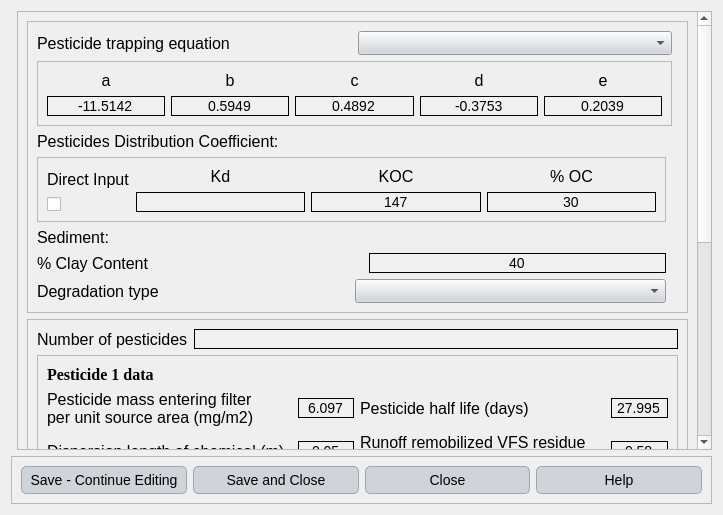
Old version of the form ui/water_quality.ui in the repository Inigobarbe/VFSMOD-GUI.
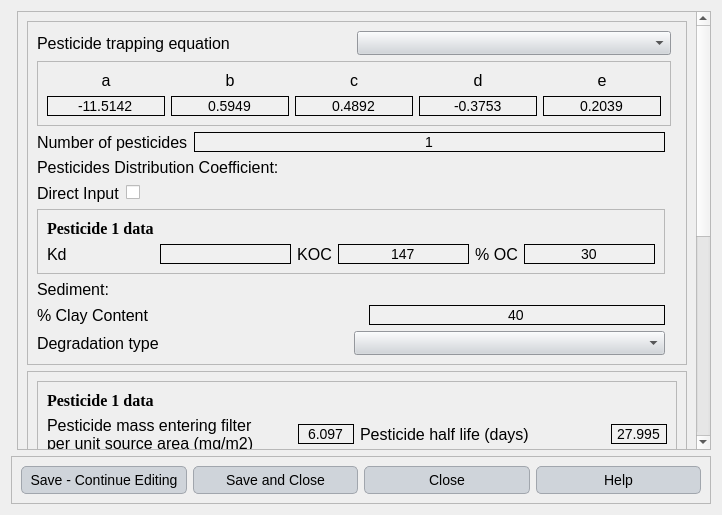
New version of the form.

What changed in the file:
```diff
--- a/ui/water_quality.ui
+++ b/ui/water_quality.ui
@@ -6,7 +6,7 @@
    <rect>
     <x>0</x>
     <y>0</y>
-    <width>723</width>
+    <width>722</width>
     <height>515</height>
    </rect>
   </property>
@@ -167,8 +167,8 @@
        <rect>
         <x>0</x>
         <y>0</y>
-        <width>680</width>
-        <height>842</height>
+        <width>679</width>
+        <height>870</height>
        </rect>
       </property>
       <layout class="QGridLayout" name="gridLayout_7">
@@ -266,20 +266,6 @@
             </item>
            </widget>
           </item>
-          <item row="0" column="0">
-           <layout class="QHBoxLayout" name="horizontalLayout_12">
-            <item>
-             <widget class="QLabel" name="label_23">
-              <property name="text">
-               <string>Number of pesticides</string>
-              </property>
-             </widget>
-            </item>
-            <item>
-             <widget class="QLineEdit" name="number_pesticides"/>
-            </item>
-           </layout>
-          </item>
           <item row="4" column="0">
            <spacer name="verticalSpacer">
             <property name="orientation">
@@ -560,14 +546,7 @@
           <enum>QFrame::Raised</enum>
          </property>
          <layout class="QGridLayout" name="gridLayout_3">
-          <item row="4" column="0">
-           <widget class="QLabel" name="label_2">
-            <property name="text">
-             <string>Sediment:</string>
-            </property>
-           </widget>
-          </item>
-          <item row="5" column="0">
+          <item row="7" column="0">
            <layout class="QHBoxLayout" name="horizontalLayout">
             <item>
              <widget class="QLabel" name="label_7">
@@ -594,6 +573,33 @@
             </item>
            </layout>
           </item>
+          <item row="5" column="3">
+           <spacer name="horizontalSpacer_2">
+            <property name="orientation">
+             <enum>Qt::Horizontal</enum>
+            </property>
+            <property name="sizeHint" stdset="0">
+             <size>
+              <width>40</width>
+              <height>20</height>
+             </size>
+            </property>
+           </spacer>
+          </item>
+          <item row="8" column="0">
+           <layout class="QHBoxLayout" name="horizontalLayout_2">
+            <item>
+             <widget class="QLabel" name="label_8">
+              <property name="text">
+               <string>Degradation type</string>
+              </property>
+             </widget>
+            </item>
+            <item>
+             <widget class="QComboBox" name="calculation"/>
+            </item>
+           </layout>
+          </item>
           <item row="0" column="0" colspan="2">
            <layout class="QHBoxLayout" name="horizontalLayout_11">
             <item>
@@ -608,126 +614,6 @@
             </item>
            </layout>
           </item>
-          <item row="2" column="0">
-           <widget class="QLabel" name="label">
-            <property name="text">
-             <string>Pesticides Distribution Coefficient:</string>
-            </property>
-           </widget>
-          </item>
-          <item row="3" column="0">
-           <widget class="QFrame" name="frame_6">
-            <property name="frameShape">
-             <enum>QFrame::StyledPanel</enum>
-            </property>
-            <property name="frameShadow">
-             <enum>QFrame::Raised</enum>
-            </property>
-            <layout class="QGridLayout" name="gridLayout_4">
-             <item row="0" column="0">
-              <layout class="QVBoxLayout" name="verticalLayout">
-               <item>
-                <widget class="QLabel" name="label_3">
-                 <property name="text">
-                  <string>Direct Input</string>
-                 </property>
-                </widget>
-               </item>
-               <item>
-                <widget class="QCheckBox" name="check_direct">
-                 <property name="text">
-                  <string/>
-                 </property>
-                </widget>
-               </item>
-              </layout>
-             </item>
-             <item row="0" column="1">
-              <layout class="QVBoxLayout" name="verticalLayout_2">
-               <item>
-                <widget class="QLabel" name="label_4">
-                 <property name="text">
-                  <string>Kd</string>
-                 </property>
-                 <property name="alignment">
-                  <set>Qt::AlignCenter</set>
-                 </property>
-                </widget>
-               </item>
-               <item>
-                <widget class="QLineEdit" name="line_kd">
-                 <property name="alignment">
-                  <set>Qt::AlignCenter</set>
-                 </property>
-                </widget>
-               </item>
-              </layout>
-             </item>
-             <item row="0" column="2">
-              <layout class="QVBoxLayout" name="verticalLayout_3">
-               <item>
-                <widget class="QLabel" name="label_5">
-                 <property name="text">
-                  <string>KOC</string>
-                 </property>
-                 <property name="alignment">
-                  <set>Qt::AlignCenter</set>
-                 </property>
-                </widget>
-               </item>
-               <item>
-                <widget class="QLineEdit" name="line_koc">
-                 <property name="text">
-                  <string>147</string>
-                 </property>
-                 <property name="alignment">
-                  <set>Qt::AlignCenter</set>
-                 </property>
-                </widget>
-               </item>
-              </layout>
-             </item>
-             <item row="0" column="3">
-              <layout class="QVBoxLayout" name="verticalLayout_4">
-               <item>
-                <widget class="QLabel" name="label_6">
-                 <property name="text">
-                  <string>% OC</string>
-                 </property>
-                 <property name="alignment">
-                  <set>Qt::AlignCenter</set>
-                 </property>
-                </widget>
-               </item>
-               <item>
-                <widget class="QLineEdit" name="line_oc">
-                 <property name="text">
-                  <string>30</string>
-                 </property>
-                 <property name="alignment">
-                  <set>Qt::AlignCenter</set>
-                 </property>
-                </widget>
-               </item>
-              </layout>
-             </item>
-            </layout>
-           </widget>
-          </item>
-          <item row="6" column="0">
-           <layout class="QHBoxLayout" name="horizontalLayout_2">
-            <item>
-             <widget class="QLabel" name="label_8">
-              <property name="text">
-               <string>Degradation type</string>
-              </property>
-             </widget>
-            </item>
-            <item>
-             <widget class="QComboBox" name="calculation"/>
-            </item>
-           </layout>
-          </item>
           <item row="1" column="0" colspan="2">
            <widget class="QFrame" name="frame_2">
             <property name="frameShape">
@@ -860,18 +746,177 @@
             </layout>
            </widget>
           </item>
-          <item row="3" column="3">
-           <spacer name="horizontalSpacer_2">
-            <property name="orientation">
-             <enum>Qt::Horizontal</enum>
+          <item row="2" column="0">
+           <layout class="QHBoxLayout" name="horizontalLayout_12">
+            <item>
+             <widget class="QLabel" name="label_23">
+              <property name="text">
+               <string>Number of pesticides</string>
+              </property>
+             </widget>
+            </item>
+            <item>
+             <widget class="QLineEdit" name="number_pesticides">
+              <property name="text">
+               <string>1</string>
+              </property>
+              <property name="alignment">
+               <set>Qt::AlignCenter</set>
+              </property>
+             </widget>
+            </item>
+           </layout>
+          </item>
+          <item row="6" column="0">
+           <widget class="QLabel" name="label_2">
+            <property name="text">
+             <string>Sediment:</string>
             </property>
-            <property name="sizeHint" stdset="0">
-             <size>
-              <width>40</width>
-              <height>20</height>
-             </size>
+           </widget>
+          </item>
+          <item row="3" column="0">
+           <widget class="QLabel" name="label">
+            <property name="text">
+             <string>Pesticides Distribution Coefficient:</string>
             </property>
-           </spacer>
+           </widget>
+          </item>
+          <item row="5" column="0">
+           <widget class="QFrame" name="frame_6">
+            <property name="frameShape">
+             <enum>QFrame::StyledPanel</enum>
+            </property>
+            <property name="frameShadow">
+             <enum>QFrame::Raised</enum>
+            </property>
+            <layout class="QGridLayout" name="gridLayout_4">
+             <item row="0" column="0">
+              <layout class="QGridLayout" name="gridLayout_9">
+               <item row="1" column="0">
+                <widget class="QLabel" name="label_4">
+                 <property name="minimumSize">
+                  <size>
+                   <width>0</width>
+                   <height>0</height>
+                  </size>
+                 </property>
+                 <property name="maximumSize">
+                  <size>
+                   <width>16777215</width>
+                   <height>16777215</height>
+                  </size>
+                 </property>
+                 <property name="text">
+                  <string>Kd</string>
+                 </property>
+                 <property name="alignment">
+                  <set>Qt::AlignLeading|Qt::AlignLeft|Qt::AlignVCenter</set>
+                 </property>
+                </widget>
+               </item>
+               <item row="0" column="0">
+                <widget class="QLabel" name="label_26">
+                 <property name="font">
+                  <font>
+                   <family>Georgia</family>
+                   <pointsize>-1</pointsize>
+                   <weight>75</weight>
+                   <bold>true</bold>
+                  </font>
+                 </property>
+                 <property name="text">
+                  <string>Pesticide 1 data</string>
+                 </property>
+                </widget>
+               </item>
+               <item row="1" column="1">
+                <widget class="QLineEdit" name="line_kd_1">
+                 <property name="maximumSize">
+                  <size>
+                   <width>16777215</width>
+                   <height>16777215</height>
+                  </size>
+                 </property>
+                 <property name="alignment">
+                  <set>Qt::AlignCenter</set>
+                 </property>
+                </widget>
+               </item>
+               <item row="1" column="4">
+                <widget class="QLabel" name="label_6">
+                 <property name="text">
+                  <string>% OC</string>
+                 </property>
+                 <property name="alignment">
+                  <set>Qt::AlignCenter</set>
+                 </property>
+                </widget>
+               </item>
+               <item row="1" column="3">
+                <widget class="QLineEdit" name="line_koc_1">
+                 <property name="text">
+                  <string>147</string>
+                 </property>
+                 <property name="alignment">
+                  <set>Qt::AlignCenter</set>
+                 </property>
+                </widget>
+               </item>
+               <item row="1" column="2">
+                <widget class="QLabel" name="label_5">
+                 <property name="text">
+                  <string>KOC</string>
+                 </property>
+                 <property name="alignment">
+                  <set>Qt::AlignCenter</set>
+                 </property>
+                </widget>
+               </item>
+               <item row="1" column="5">
+                <widget class="QLineEdit" name="line_oc_1">
+                 <property name="text">
+                  <string>30</string>
+                 </property>
+                 <property name="alignment">
+                  <set>Qt::AlignCenter</set>
+                 </property>
+                </widget>
+               </item>
+              </layout>
+             </item>
+            </layout>
+           </widget>
+          </item>
+          <item row="4" column="0">
+           <layout class="QHBoxLayout" name="horizontalLayout_4">
+            <item>
+             <widget class="QLabel" name="label_3">
+              <property name="text">
+               <string>Direct Input</string>
+              </property>
+             </widget>
+            </item>
+            <item>
+             <widget class="QCheckBox" name="check_direct">
+              <property name="text">
+               <string/>
+              </property>
+             </widget>
+            </item>
+            <item>
+             <spacer name="horizontalSpacer">
+              <property name="orientation">
+               <enum>Qt::Horizontal</enum>
+              </property>
+              <property name="sizeHint" stdset="0">
+               <size>
+                <width>40</width>
+                <height>20</height>
+               </size>
+              </property>
+             </spacer>
+            </item>
+           </layout>
           </item>
          </layout>
         </widget>
```
Left out of the diff: 8 changed lines with no effect on the pictures.
